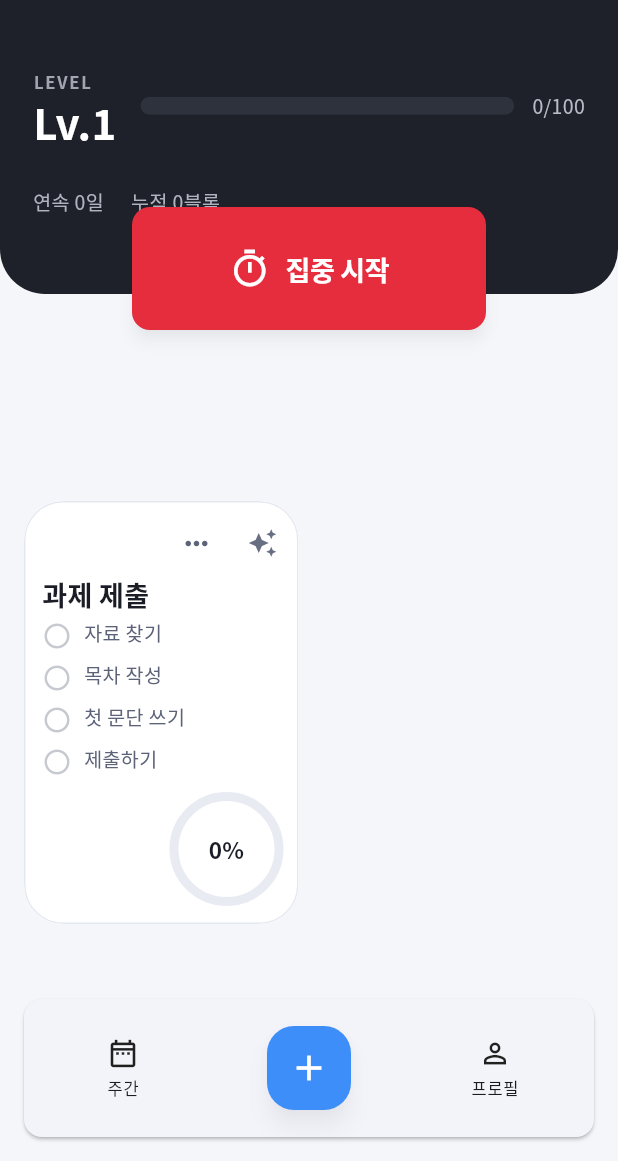
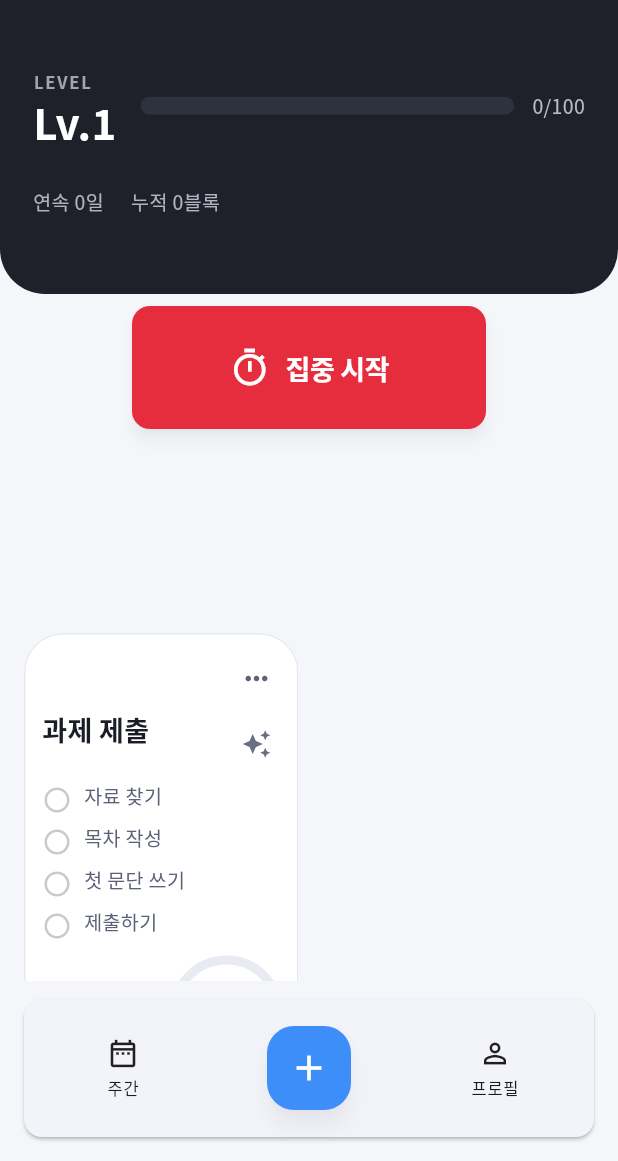
Before and after one commit to Shinmilli/FocusFlow, a Flutter app: the PlanningScreen screen opened by its route, on a phone screen of 412 x 824 dp, the part 75-1236 px from its top. Run offline on Flutter 3.47's test engine with Material 3 defaults, Android fonts, the phone set to English and light mode, and no system bars; our stand-ins replace flutter_local_notifications, flutter_riverpod, flutter_secure_storage, go_router, shared_preferences, timezone; accounts and stored records are empty; Roboto replaces fonts that are missing (GmarketSans); statements that could not run were skipped.

Commit message:
fix:    스타 스타일 오류

```diff
--- a/lib/features/home/presentation/widgets/today_project_hero.dart
+++ b/lib/features/home/presentation/widgets/today_project_hero.dart
@@ -30,8 +30,12 @@ class TodayProjectHero extends StatelessWidget {
 
   static const double _focusButtonInset = 88;
   static const double _focusButtonHeight = 82;
-  /// Stack hitTest가 카드 아래로 나간 버튼 영역까지 포함하도록 남기는 여백.
-  static const double _hitExtendBelowCard = 24;
+  /// 카드 본문과 버튼 사이에 두는 여백 — 클수록 버튼이 더 아래로 내려감.
+  static const double _hitExtendBelowCard = 72;
+  /// 버튼 하단을 Stack 기준선보다 더 내림(시각적으로 더 아래).
+  static const double _focusButtonBottomOffset = -18;
+  /// 버튼이 Stack 밖으로 내려가는 만큼 + 여유(아래 콘텐츠와 겹침 방지).
+  static const double _heroBottomPadding = 118;
 
   @override
   Widget build(BuildContext context) {
@@ -40,7 +44,7 @@ class TodayProjectHero extends StatelessWidget {
     final primary = Theme.of(context).colorScheme.primary;
 
     return Padding(
-      padding: const EdgeInsets.only(bottom: 78),
+      padding: const EdgeInsets.only(bottom: _heroBottomPadding),
       child: Stack(
         clipBehavior: Clip.none,
         alignment: Alignment.topCenter,
@@ -171,7 +175,7 @@ class TodayProjectHero extends StatelessWidget {
           Positioned(
             left: _focusButtonInset,
             right: _focusButtonInset,
-            bottom: 0,
+            bottom: _focusButtonBottomOffset,
             height: _focusButtonHeight,
             child: Material(
               color: _accentRed,
--- a/lib/features/home/presentation/widgets/today_task_grid_card.dart
+++ b/lib/features/home/presentation/widgets/today_task_grid_card.dart
@@ -153,10 +153,30 @@ class TodayTaskGridCard extends StatelessWidget {
         crossAxisAlignment: CrossAxisAlignment.stretch,
         children: [
           Padding(
-            padding: const EdgeInsets.fromLTRB(4, 4, 4, 0),
+            padding: const EdgeInsets.fromLTRB(8, 6, 4, 0),
             child: Row(
-              mainAxisAlignment: MainAxisAlignment.end,
+              crossAxisAlignment: CrossAxisAlignment.center,
               children: [
+                if (current && !complete)
+                  DecoratedBox(
+                    decoration: BoxDecoration(
+                      color: primary.withValues(alpha: 0.22),
+                      borderRadius: BorderRadius.circular(20),
+                    ),
+                    child: Padding(
+                      padding: const EdgeInsets.symmetric(horizontal: 8, vertical: 4),
+                      child: Text(
+                        '현재작업',
+                        style: TextStyle(
+                          color: primary,
+                          fontSize: 10,
+                          fontWeight: FontWeight.w700,
+                          height: 1,
+                        ),
+                      ),
+                    ),
+                  ),
+                const Spacer(),
                 PopupMenuButton<String>(
                   padding: const EdgeInsets.symmetric(horizontal: 8, vertical: 4),
                   constraints: const BoxConstraints(minWidth: 44, minHeight: 44),
@@ -213,21 +233,6 @@ class TodayTaskGridCard extends StatelessWidget {
                     return entries;
                   },
                 ),
-                if (onSparkle != null)
-                  IconButton(
-                    padding: const EdgeInsets.all(8),
-                    constraints: const BoxConstraints(minWidth: 44, minHeight: 44),
-                    visualDensity: VisualDensity.compact,
-                    onPressed: onSparkle,
-                    icon: Icon(
-                      Icons.auto_awesome,
-                      size: 20,
-                      color: current && !complete
-                          ? Colors.white.withValues(alpha: 0.92)
-                          : bodyColor.withValues(alpha: 0.92),
-                    ),
-                    tooltip: 'AI',
-                  ),
               ],
             ),
           ),
@@ -256,25 +261,21 @@ class TodayTaskGridCard extends StatelessWidget {
                           ),
                         ),
                       ),
-                      if (current && !complete) ...[
-                        const SizedBox(width: 8),
-                        DecoratedBox(
-                          decoration: BoxDecoration(
-                            color: primary.withValues(alpha: 0.22),
-                            borderRadius: BorderRadius.circular(20),
+                      if (onSparkle != null) ...[
+                        const SizedBox(width: 2),
+                        IconButton(
+                          padding: EdgeInsets.zero,
+                          visualDensity: VisualDensity.compact,
+                          constraints: const BoxConstraints(minWidth: 40, minHeight: 40),
+                          onPressed: onSparkle,
+                          icon: Icon(
+                            Icons.auto_awesome,
+                            size: 20,
+                            color: current && !complete
+                                ? Colors.white.withValues(alpha: 0.92)
+                                : bodyColor.withValues(alpha: 0.92),
                           ),
-                          child: Padding(
-                            padding: const EdgeInsets.symmetric(horizontal: 8, vertical: 3),
-                            child: Text(
-                              '현재작업',
-                              style: TextStyle(
-                                color: primary,
-                                fontSize: 10,
-                                fontWeight: FontWeight.w700,
-                                height: 1,
-                              ),
-                            ),
-                          ),
+                          tooltip: 'AI',
                         ),
                       ],
                     ],
```
Also changed, not shown: 2 other files.
